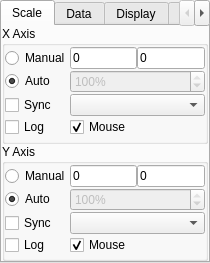
First picture: the form in lib/util/PlotWidget/plotConfigTemplate.ui, repository acq4/acq4, before the edit.
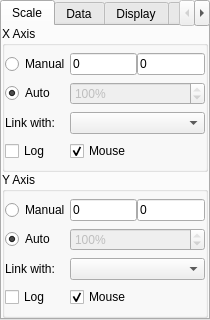
Second picture: the form after the edit.

Commit message: Added plot linking

What changed in the file:
```diff
--- a/lib/util/PlotWidget/plotConfigTemplate.ui
+++ b/lib/util/PlotWidget/plotConfigTemplate.ui
@@ -7,7 +7,7 @@
     <x>0</x>
     <y>0</y>
     <width>210</width>
-    <height>216</height>
+    <height>320</height>
    </rect>
   </property>
   <property name="maximumSize">
@@ -114,14 +114,7 @@
            </widget>
           </item>
           <item row="2" column="1" colspan="2">
-           <widget class="QComboBox" name="xSyncCombo"/>
-          </item>
-          <item row="2" column="0">
-           <widget class="QCheckBox" name="xSyncCheck">
-            <property name="text">
-             <string>Sync</string>
-            </property>
-           </widget>
+           <widget class="QComboBox" name="xLinkCombo"/>
           </item>
           <item row="3" column="1">
            <widget class="QCheckBox" name="xMouseCheck">
@@ -140,6 +133,13 @@
             </property>
            </widget>
           </item>
+          <item row="2" column="0">
+           <widget class="QLabel" name="label">
+            <property name="text">
+             <string>Link with:</string>
+            </property>
+           </widget>
+          </item>
          </layout>
         </widget>
        </item>
@@ -209,14 +209,7 @@
            </widget>
           </item>
           <item row="2" column="1" colspan="2">
-           <widget class="QComboBox" name="ySyncCombo"/>
-          </item>
-          <item row="2" column="0">
-           <widget class="QCheckBox" name="ySyncCheck">
-            <property name="text">
-             <string>Sync</string>
-            </property>
-           </widget>
+           <widget class="QComboBox" name="yLinkCombo"/>
           </item>
           <item row="3" column="1">
            <widget class="QCheckBox" name="yMouseCheck">
@@ -235,6 +228,13 @@
             </property>
            </widget>
           </item>
+          <item row="2" column="0">
+           <widget class="QLabel" name="label_2">
+            <property name="text">
+             <string>Link with:</string>
+            </property>
+           </widget>
+          </item>
          </layout>
         </widget>
        </item>
```
The commit also changes 3 other files.
